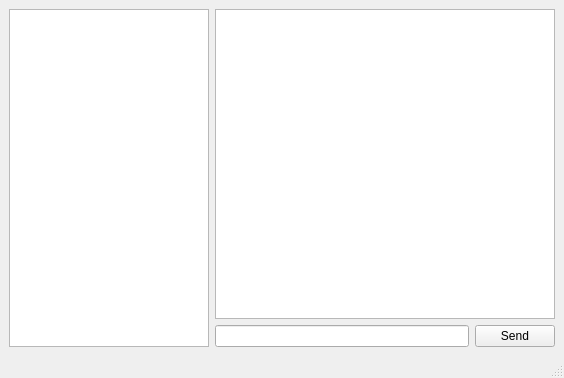
Old version of the form tcp-chat-client/mainwindow.ui in the repository Lishang123/qt-tcp-chat.
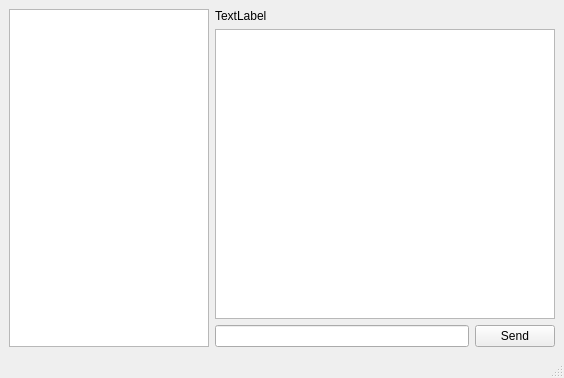
New version of the form.

Commit message: feature(chatRoom): add room label to chat room

The edit to the form file:
```diff
--- a/tcp-chat-client/mainwindow.ui
+++ b/tcp-chat-client/mainwindow.ui
@@ -27,6 +27,13 @@
     </item>
     <item>
      <layout class="QVBoxLayout" name="verticalLayout">
+      <item>
+       <widget class="QLabel" name="lblChatbox">
+        <property name="text">
+         <string>TextLabel</string>
+        </property>
+       </widget>
+      </item>
       <item>
        <widget class="QListView" name="chatbox">
         <property name="sizePolicy">
```
The commit also changes 2 other files.
